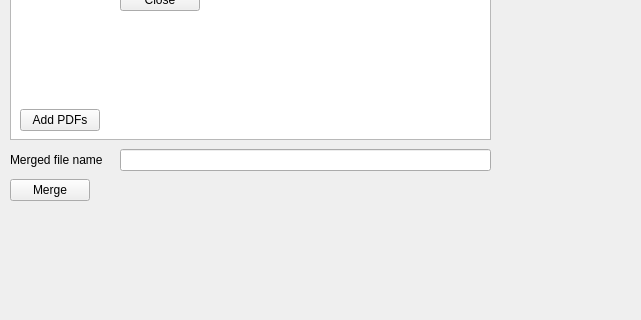
Qt form pdfmerge.ui (redawl/pdfmerge) before a commit; both pictures show x 0 to 641 and y 280 to 600 of the 800 by 600 pixel window.
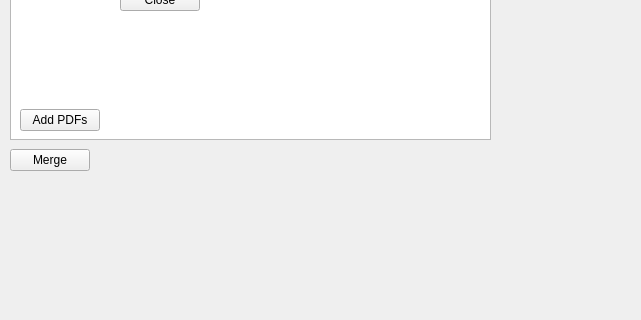
The same form after that commit.

Commit message: Prompt the user for the save filename

```diff
--- a/pdfmerge.ui
+++ b/pdfmerge.ui
@@ -50,7 +50,7 @@
     <property name="geometry">
      <rect>
       <x>10</x>
-      <y>440</y>
+      <y>410</y>
       <width>80</width>
       <height>22</height>
      </rect>
@@ -59,16 +59,6 @@
      <string>Merge</string>
     </property>
    </widget>
-   <widget class="QLineEdit" name="mergeFileName">
-    <property name="geometry">
-     <rect>
-      <x>120</x>
-      <y>410</y>
-      <width>371</width>
-      <height>22</height>
-     </rect>
-    </property>
-   </widget>
    <widget class="QPushButton" name="addFilesButton">
     <property name="geometry">
      <rect>
@@ -82,19 +72,6 @@
      <string>Add PDFs</string>
     </property>
    </widget>
-   <widget class="QLabel" name="mergeFileNameLabel">
-    <property name="geometry">
-     <rect>
-      <x>10</x>
-      <y>410</y>
-      <width>111</width>
-      <height>21</height>
-     </rect>
-    </property>
-    <property name="text">
-     <string>Merged file name</string>
-    </property>
-   </widget>
    <widget class="QPushButton" name="abouteQtButton">
     <property name="geometry">
      <rect>
```
The commit also changes 1 other file.
